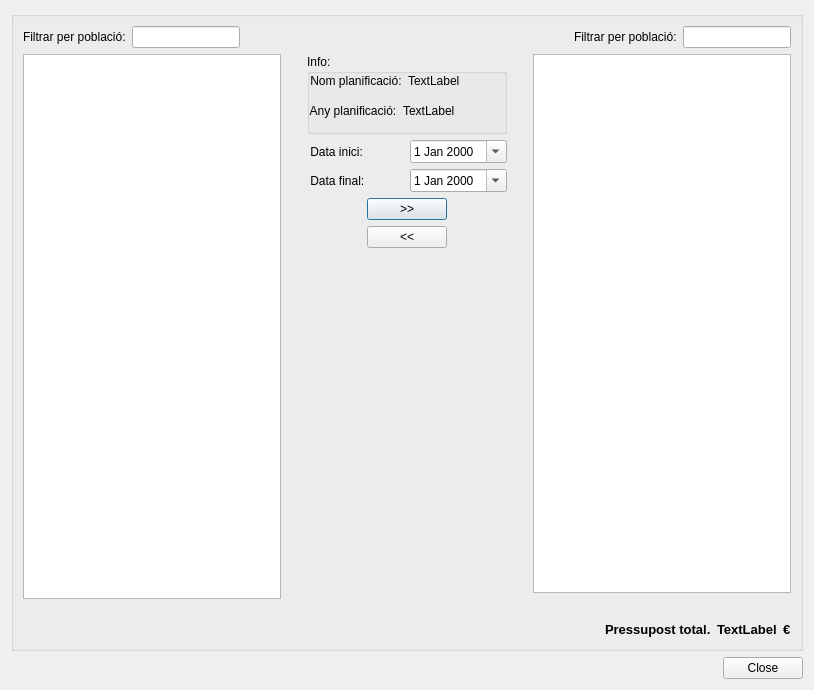
Before: the Qt Designer form ui/tm/month_selector.ui in Giswater/giswater_qgis_plugin, drawn with Qt 5.
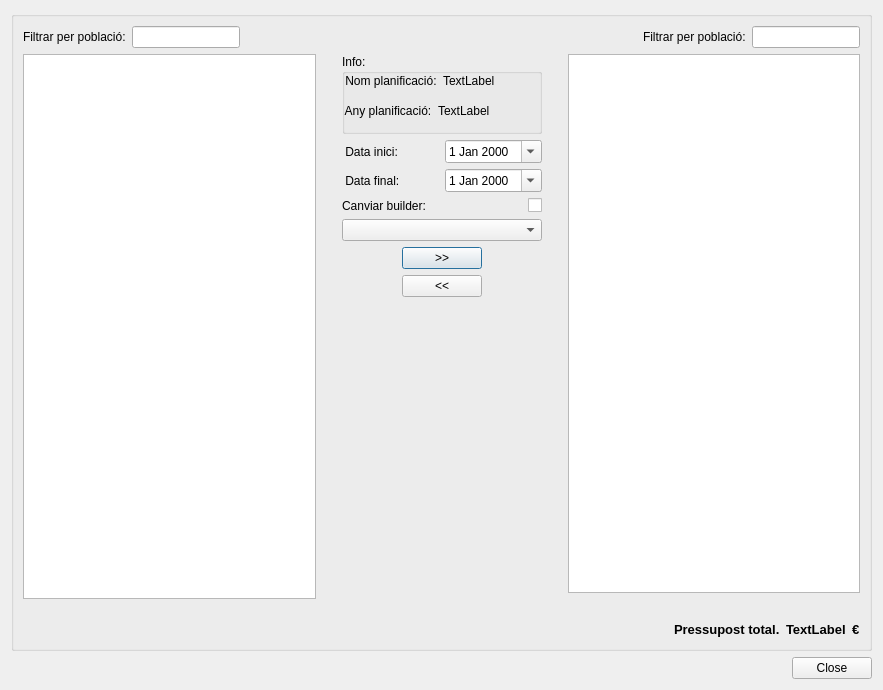
After: the same form once the commit is applied.

What changed in the file:
```diff
--- a/ui/tm/month_selector.ui
+++ b/ui/tm/month_selector.ui
@@ -6,7 +6,7 @@
    <rect>
     <x>0</x>
     <y>0</y>
-    <width>814</width>
+    <width>883</width>
     <height>690</height>
    </rect>
   </property>
@@ -90,7 +90,7 @@
          </layout>
         </item>
         <item>
-         <layout class="QHBoxLayout" name="horizontalLayout_7">
+         <layout class="QHBoxLayout" name="horizontalLayout_7" stretch="1,0,1">
           <item>
            <layout class="QVBoxLayout" name="verticalLayout_8">
             <item>
@@ -288,6 +288,37 @@
                   </item>
                  </layout>
                 </item>
+                <item>
+                 <layout class="QHBoxLayout" name="horizontalLayout_3">
+                  <item>
+                   <widget class="QLabel" name="label_9">
+                    <property name="text">
+                     <string>Canviar builder:</string>
+                    </property>
+                   </widget>
+                  </item>
+                  <item>
+                   <widget class="QCheckBox" name="chk_builder">
+                    <property name="sizePolicy">
+                     <sizepolicy hsizetype="Fixed" vsizetype="Fixed">
+                      <horstretch>0</horstretch>
+                      <verstretch>0</verstretch>
+                     </sizepolicy>
+                    </property>
+                    <property name="text">
+                     <string/>
+                    </property>
+                   </widget>
+                  </item>
+                 </layout>
+                </item>
+                <item>
+                 <layout class="QHBoxLayout" name="horizontalLayout_6">
+                  <item>
+                   <widget class="QComboBox" name="cmb_builder"/>
+                  </item>
+                 </layout>
+                </item>
                </layout>
               </item>
              </layout>
```
